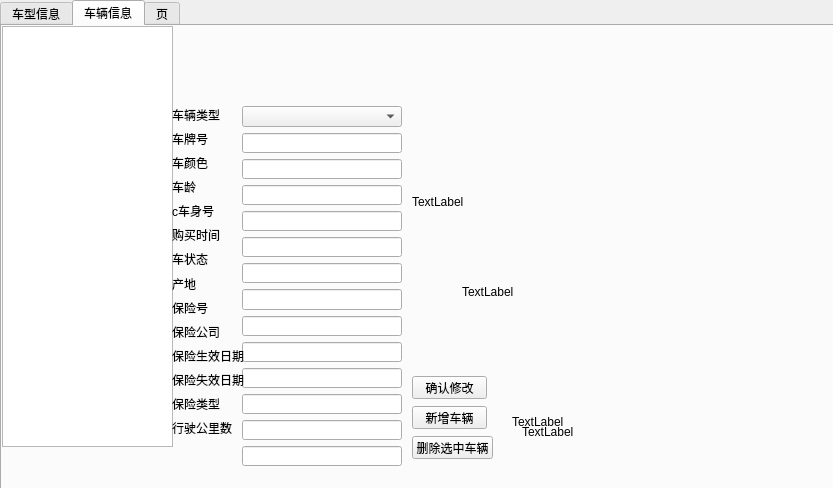
Above: admin.ui from TommyLee96/car-rent before the change. Below: the same form after it.
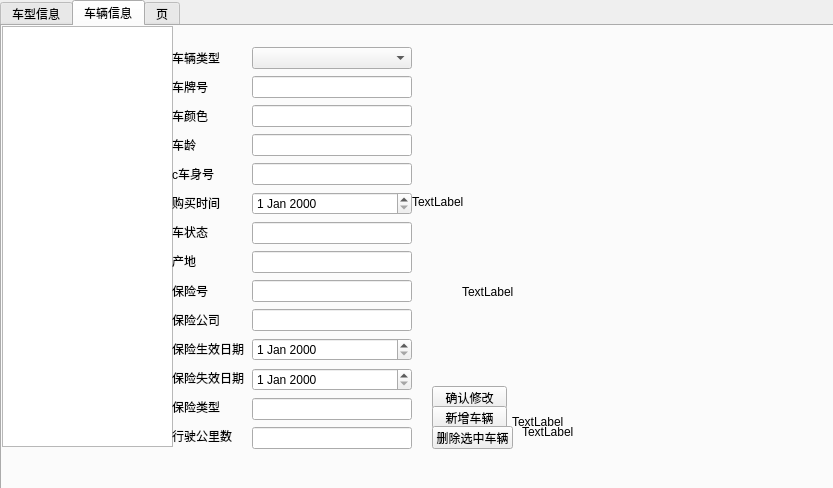
That is the form after the change.

```diff
--- a/admin.ui
+++ b/admin.ui
@@ -445,10 +445,10 @@
     <widget class="QWidget" name="verticalLayoutWidget_2">
      <property name="geometry">
       <rect>
-       <x>240</x>
-       <y>80</y>
+       <x>250</x>
+       <y>20</y>
        <width>160</width>
-       <height>360</height>
+       <height>411</height>
       </rect>
      </property>
      <layout class="QVBoxLayout" name="verticalLayout_2">
@@ -472,7 +472,7 @@
        <widget class="QLineEdit" name="lineEdit_12"/>
       </item>
       <item>
-       <widget class="QLineEdit" name="lineEdit_13"/>
+       <widget class="QDateEdit" name="dateEdit"/>
       </item>
       <item>
        <widget class="QLineEdit" name="lineEdit_14"/>
@@ -487,10 +487,10 @@
        <widget class="QLineEdit" name="lineEdit_17"/>
       </item>
       <item>
-       <widget class="QLineEdit" name="lineEdit_18"/>
+       <widget class="QDateEdit" name="dateEdit_2"/>
       </item>
       <item>
-       <widget class="QLineEdit" name="lineEdit_19"/>
+       <widget class="QDateEdit" name="dateEdit_3"/>
       </item>
       <item>
        <widget class="QLineEdit" name="lineEdit_20"/>
@@ -543,9 +543,9 @@
      <property name="geometry">
       <rect>
        <x>170</x>
-       <y>80</y>
+       <y>20</y>
        <width>74</width>
-       <height>331</height>
+       <height>401</height>
       </rect>
      </property>
      <layout class="QVBoxLayout" name="verticalLayout_3">
@@ -652,8 +652,8 @@
     <widget class="QPushButton" name="pushButton_4">
      <property name="geometry">
       <rect>
-       <x>410</x>
-       <y>350</y>
+       <x>430</x>
+       <y>360</y>
        <width>75</width>
        <height>23</height>
       </rect>
@@ -665,7 +665,7 @@
     <widget class="QPushButton" name="pushButton_6">
      <property name="geometry">
       <rect>
-       <x>410</x>
+       <x>430</x>
        <y>380</y>
        <width>75</width>
        <height>23</height>
@@ -678,8 +678,8 @@
     <widget class="QPushButton" name="pushButton_7">
      <property name="geometry">
       <rect>
-       <x>410</x>
-       <y>410</y>
+       <x>430</x>
+       <y>400</y>
        <width>81</width>
        <height>23</height>
       </rect>
```
